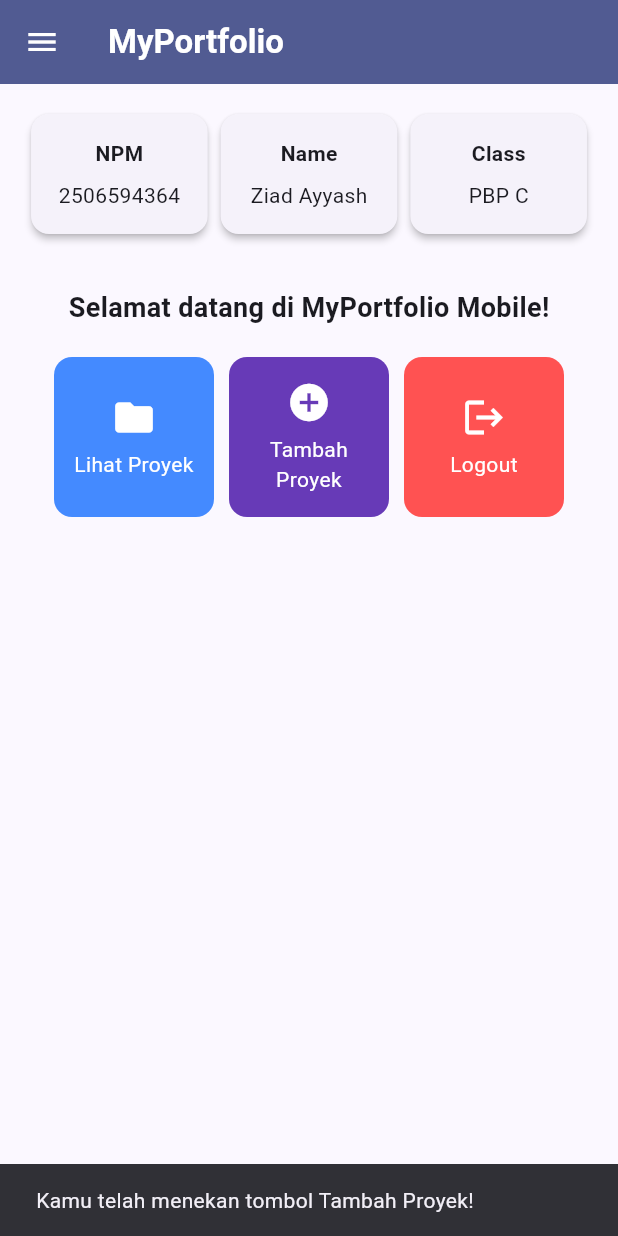
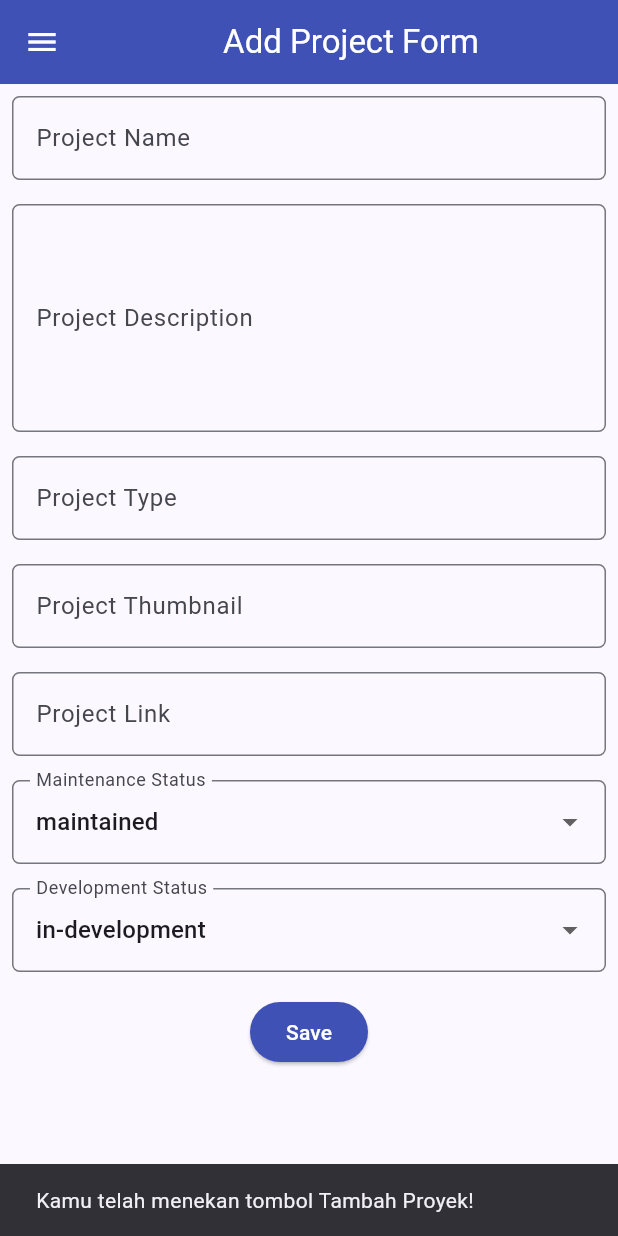
Before and after one commit to ziad-ayyash/myportofolio_mobile, a Flutter app: the LeftDrawer widget shown alone on an empty page, opened directly, after a tap on "Home", after a tap on "Tambah Proyek", on a phone screen of 412 x 824 dp. Run offline on Flutter 3.47's test engine with Material 3 defaults, Android fonts, the phone set to English and light mode, and no system bars; our stand-ins replace material_ui.

Commit message:
feat(tutorial-9): implemented project form, navigation, and refactoring

```diff
--- a/lib/main.dart
+++ b/lib/main.dart
@@ -1,5 +1,5 @@
 import 'package:material_ui/material_ui.dart';
-import 'package:myportofolio_mobile/menu.dart';
+import 'package:myportofolio_mobile/screens/menu.dart';
 
 void main() {
   runApp(const MyApp());
--- a/lib/menu.dart
+++ b/lib/screens/menu.dart
@@ -1,4 +1,6 @@
 import 'package:material_ui/material_ui.dart';
+import 'package:myportofolio_mobile/widgets/project_card.dart';
+import 'package:myportofolio_mobile/screens/project_form.dart';
 import 'package:myportofolio_mobile/widgets/left_drawer.dart';
 
 class MyHomePage extends StatelessWidget {
@@ -10,7 +12,7 @@ class MyHomePage extends StatelessWidget {
 
   final List<ItemHomepage> items = [
     ItemHomepage("Lihat Proyek", Icons.folder, Colors.blueAccent),
-    ItemHomepage("Tambah Proyek", Icons.add_circle, Colors.deepPurple),
+    ItemHomepage("Tambah Proyek", Icons.add_circle, Colors.deepPurple, (ctx) => ProjectFormPage()),
     ItemHomepage("Logout", Icons.logout, Colors.redAccent),
   ];
 
@@ -25,7 +27,7 @@ class MyHomePage extends StatelessWidget {
           style: TextStyle(color: Colors.white, fontWeight: FontWeight.bold),
         ),
         backgroundColor: Theme.of(context).colorScheme.primary,
-        iconTheme: const IconThemeData(color: Colors.white)
+        iconTheme: const IconThemeData(color: Colors.white),
       ),
       drawer: const LeftDrawer(),
       // Body halaman utama dengan padding di sekelilingnya.
@@ -117,51 +119,7 @@ class ItemHomepage {
   final String name;
   final IconData icon;
   final Color? color;
+  final Widget Function(BuildContext)? navTarget;
 
-  ItemHomepage(this.name, this.icon, [this.color]);
+  ItemHomepage(this.name, this.icon, [this.color, this.navTarget]);
 }
-
-class ItemCard extends StatelessWidget {
-  final ItemHomepage item;
-
-  const ItemCard(this.item, {super.key});
-
-  @override
-  Widget build(BuildContext context) {
-    return Material(
-      // Menggunakan warna sekunder dari skema tema aplikasi.
-      color: item.color ?? Theme.of(context).colorScheme.secondary,
-      borderRadius: BorderRadius.circular(12),
-      child: InkWell(
-        // Aksi ketika kartu ditekan oleh pengguna.
-        onTap: () {
-          // Menampilkan SnackBar dengan pesan interaktif.
-          ScaffoldMessenger.of(context)
-            ..hideCurrentSnackBar()
-            ..showSnackBar(
-              SnackBar(
-                content: Text("Kamu telah menekan tombol ${item.name}!"),
-              ),
-            );
-        },
-        child: Container(
-          padding: const EdgeInsets.all(8),
-          child: Center(
-            child: Column(
-              mainAxisAlignment: MainAxisAlignment.center,
-              children: [
-                Icon(item.icon, color: Colors.white, size: 30.0),
-                const Padding(padding: EdgeInsets.all(3)),
-                Text(
-                  item.name,
-                  textAlign: TextAlign.center,
-                  style: const TextStyle(color: Colors.white),
-                ),
-              ],
-            ),
-          ),
-        ),
-      ),
-    );
-  }
-}
--- /dev/null
+++ b/lib/screens/project_form.dart
@@ -0,0 +1,267 @@
+import 'package:material_ui/material_ui.dart';
+import 'package:myportofolio_mobile/widgets/left_drawer.dart';
+
+class ProjectFormPage extends StatefulWidget {
+  const ProjectFormPage({super.key});
+
+  @override
+  State<ProjectFormPage> createState() => _ProjectFormPageState();
+}
+
+class _ProjectFormPageState extends State<ProjectFormPage> {
+  final _formKey = GlobalKey<FormState>();
+
+  String _title = "";
+  String _description = "";
+  String _type = "";
+  String _thumbnail = "";
+  String _link = "";
+
+  String _maintenanceStatus = "maintained";
+  String _developmentStatus = "in-development";
+
+  final List<String> _maintenanceStatusOptions = ['maintained', 'deprecated'];
+  final List<String> _developmentStatusOptions = ['released', 'in-development'];
+
+  @override
+  Widget build(BuildContext context) {
+    return Scaffold(
+      appBar: AppBar(
+        title: const Center(child: Text('Add Project Form')),
+        backgroundColor: Colors.indigo,
+        foregroundColor: Colors.white,
+      ),
+      drawer: const LeftDrawer(),
+      body: Form(
+        key: _formKey,
+        child: SingleChildScrollView(
+          child: Column(
+            crossAxisAlignment: CrossAxisAlignment.start,
+            children: [
+              // === Project Title ===
+              Padding(
+                padding: const EdgeInsets.all(8.0),
+                child: TextFormField(
+                  decoration: InputDecoration(
+                    hintText: "Project Name",
+                    labelText: "Project Name",
+                    border: OutlineInputBorder(
+                      borderRadius: BorderRadius.circular(5.0),
+                    ),
+                  ),
+                  onChanged: (String? value) {
+                    setState(() {
+                      _title = value!;
+                    });
+                  },
+                  validator: (String? value) {
+                    if (value == null || value.trim().isEmpty) {
+                      return "Project title cannot be empty!";
+                    }
+                    return null;
+                  },
+                ),
+              ),
+
+              // === Description ===
+              Padding(
+                padding: const EdgeInsets.all(8.0),
+                child: TextFormField(
+                  maxLines: 5,
+                  decoration: InputDecoration(
+                    hintText: "Project Description",
+                    labelText: "Project Description",
+                    border: OutlineInputBorder(
+                      borderRadius: BorderRadius.circular(5.0),
+                    ),
+                  ),
+                  onChanged: (String? value) {
+                    setState(() {
+                      _description = value!;
+                    });
+                  },
+                  validator: (String? value) {
+                    if (value == null || value.trim().isEmpty) {
+                      return "Project description cannot be empty!";
+                    }
+                    return null;
+                  },
+                ),
+              ),
+
+              // == Type ===
+              Padding(
+                padding: const EdgeInsets.all(8.0),
+                child: TextFormField(
+                  decoration: InputDecoration(
+                    hintText: "Example: Web App, API, Tool, etc...",
+                    labelText: "Project Type",
+                    border: OutlineInputBorder(
+                      borderRadius: BorderRadius.circular(5.0),
+                    ),
+                  ),
+                  onChanged: (String? value) {
+                    setState(() {
+                      _type = value!;
+                    });
+                  },
+                  validator: (String? value) {
+                    if (value == null || value.trim().isEmpty) {
+                      return "Project type cannot be empty!";
+                    }
+                    return null;
+                  },
+                ),
+              ),
+
+              // === Thumbnail ===
+              Padding(
+                padding: const EdgeInsets.all(8.0),
+                child: TextFormField(
+                  decoration: InputDecoration(
+                    hintText: "Thumbnail image URL (Optional)",
+                    labelText: "Project Thumbnail",
+                    border: OutlineInputBorder(
+                      borderRadius: BorderRadius.circular(5.0),
+                    ),
+                  ),
+                  onChanged: (String? value) {
+                    setState(() {
+                      _thumbnail = value!;
+                    });
+                  },
+                ),
+              ),
+
+              // === Link ===
+              Padding(
+                padding: const EdgeInsets.all(8.0),
+                child: TextFormField(
+                  decoration: InputDecoration(
+                    hintText: "Project URL (Optional)",
+                    labelText: "Project Link",
+                    border: OutlineInputBorder(
+                      borderRadius: BorderRadius.circular(5.0),
+                    ),
+                  ),
+                  onChanged: (String? value) {
+                    setState(() {
+                      _link = value!;
+                    });
+                  },
+                ),
+              ),
+
+              // === Maintenance Status ===
+              Padding(
+                padding: const EdgeInsets.all(8.0),
+                child: DropdownButtonFormField<String>(
+                  decoration: InputDecoration(
+                    labelText: "Maintenance Status",
+                    border: OutlineInputBorder(
+                      borderRadius: BorderRadius.circular(5.0),
+                    ),
+                  ),
+                  initialValue: _maintenanceStatus,
+                  items: _maintenanceStatusOptions
+                      .map(
+                        (status) => DropdownMenuItem(
+                          value: status,
+                          child: Text(status),
+                        ),
+                      )
+                      .toList(),
+                  onChanged: (String? newValue) {
+                    setState(() {
+                      _maintenanceStatus = newValue!;
+                    });
+                  },
+                ),
+              ),
+
+              // Development Status
+              Padding(
+                padding: const EdgeInsets.all(8.0),
+                child: DropdownButtonFormField<String>(
+                  decoration: InputDecoration(
+                    labelText: "Development Status",
+                    border: OutlineInputBorder(
+                      borderRadius: BorderRadius.circular(5.0),
+                    ),
+                  ),
+                  initialValue: _developmentStatus,
+                  items: _developmentStatusOptions
+                      .map(
+                        (status) => DropdownMenuItem(
+                          value: status,
+                          child: Text(status),
+                        ),
+                      )
+                      .toList(),
+                  onChanged: (String? newValue) {
+                    setState(() {
+                      _developmentStatus = newValue!;
+                    });
+                  },
+                ),
+              ),
+
+              // === Tombol Simpan ===
+              Align(
+                alignment: Alignment.bottomCenter,
+                child: Padding(
+                  padding: const EdgeInsets.all(8.0),
+                  child: ElevatedButton(
+                    style: ButtonStyle(
+                      backgroundColor: WidgetStateProperty.all(Colors.indigo),
+                    ),
+                    onPressed: () {
+                      if (_formKey.currentState!.validate()) {
+                        showDialog(
+                          context: context,
+                          builder: (context) {
+                            return AlertDialog(
+                              title: const Text('Proyek berhasil ditambahkan!'),
+                              content: SingleChildScrollView(
+                                child: Column(
+                                  crossAxisAlignment: CrossAxisAlignment.start,
+                                  children: [
+                                    Text('Project title: $_title'),
+                                    Text('Description: $_description'),
+                                    Text('Type: $_type'),
+                                    Text('Thumbnail: $_thumbnail'),
+                                    Text('Link: $_link'),
+                                    Text('Maintenance Status: $_maintenanceStatus'),
+                                    Text('Development Status: $_developmentStatus')
+                                  ],
+                                )
+                              ),
+                              actions: [
+                                TextButton(
+                                  child: const Text('OK'),
+                                  onPressed: () {
+                                    Navigator.pop(context);
+                                    _formKey.currentState!.reset();
+                                  },
+                                ),
+                              ],
+                            );
+                          },
+                        );
+                      }
+                    },
+                    child: const Text(
+                      "Save",
+                      style: TextStyle(color: Colors.white),
+                    ),
+                  ),
+                ),
+              ),
+
+            ],
+          ),
+        ),
+      ),
+    );
+  }
+}
--- a/lib/widgets/left_drawer.dart
+++ b/lib/widgets/left_drawer.dart
@@ -1,5 +1,6 @@
 import 'package:material_ui/material_ui.dart';
-import 'package:myportofolio_mobile/menu.dart';
+import 'package:myportofolio_mobile/screens/menu.dart';
+import 'package:myportofolio_mobile/screens/project_form.dart';
 
 // TODO: Impor halaman ProjectFormPage jika sudah dibuat
 
@@ -48,6 +49,10 @@ class LeftDrawer extends StatelessWidget {
             title: const Text('Add Project'),
             // Navigasi ke halaman tambah proyek
             onTap: () {
+              Navigator.push(
+                context,
+                MaterialPageRoute(builder: (context) => ProjectFormPage()),
+              );
               /*
               TODO: Buatlah routing ke halaman ProjectFormPage yang akan dibuat nanti.
               */
--- /dev/null
+++ b/lib/widgets/project_card.dart
@@ -0,0 +1,55 @@
+import 'package:material_ui/material_ui.dart';
+import 'package:myportofolio_mobile/screens/project_form.dart';
+import 'package:myportofolio_mobile/screens/menu.dart';
+
+class ItemCard extends StatelessWidget {
+  final ItemHomepage item;
+
+  const ItemCard(this.item, {super.key});
+
+  @override
+  Widget build(BuildContext context) {
+    return Material(
+      // Menggunakan warna sekunder dari skema tema aplikasi.
+      color: item.color ?? Theme.of(context).colorScheme.secondary,
+      borderRadius: BorderRadius.circular(12),
+      child: InkWell(
+        // Aksi ketika kartu ditekan oleh pengguna.
+        onTap: () {
+          // Menampilkan SnackBar dengan pesan interaktif.
+          ScaffoldMessenger.of(context)
+            ..hideCurrentSnackBar()
+            ..showSnackBar(
+              SnackBar(
+                content: Text("Kamu telah menekan tombol ${item.name}!"),
+              ),
+            );
+
+          if (item.navTarget != null) {
+            Navigator.push(
+                context,
+                MaterialPageRoute(builder: (context) => item.navTarget!(context)),
+              );
+          }
+        },
+        child: Container(
+          padding: const EdgeInsets.all(8),
+          child: Center(
+            child: Column(
+              mainAxisAlignment: MainAxisAlignment.center,
+              children: [
+                Icon(item.icon, color: Colors.white, size: 30.0),
+                const Padding(padding: EdgeInsets.all(3)),
+                Text(
+                  item.name,
+                  textAlign: TextAlign.center,
+                  style: const TextStyle(color: Colors.white),
+                ),
+              ],
+            ),
+          ),
+        ),
+      ),
+    );
+  }
+}
```
